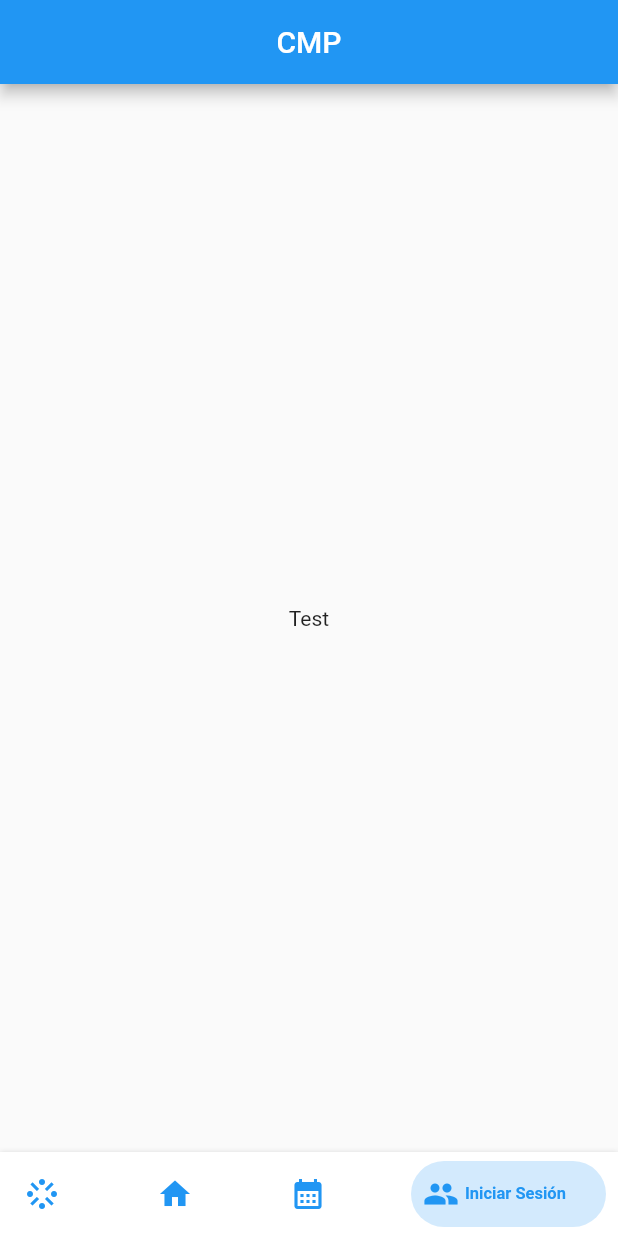
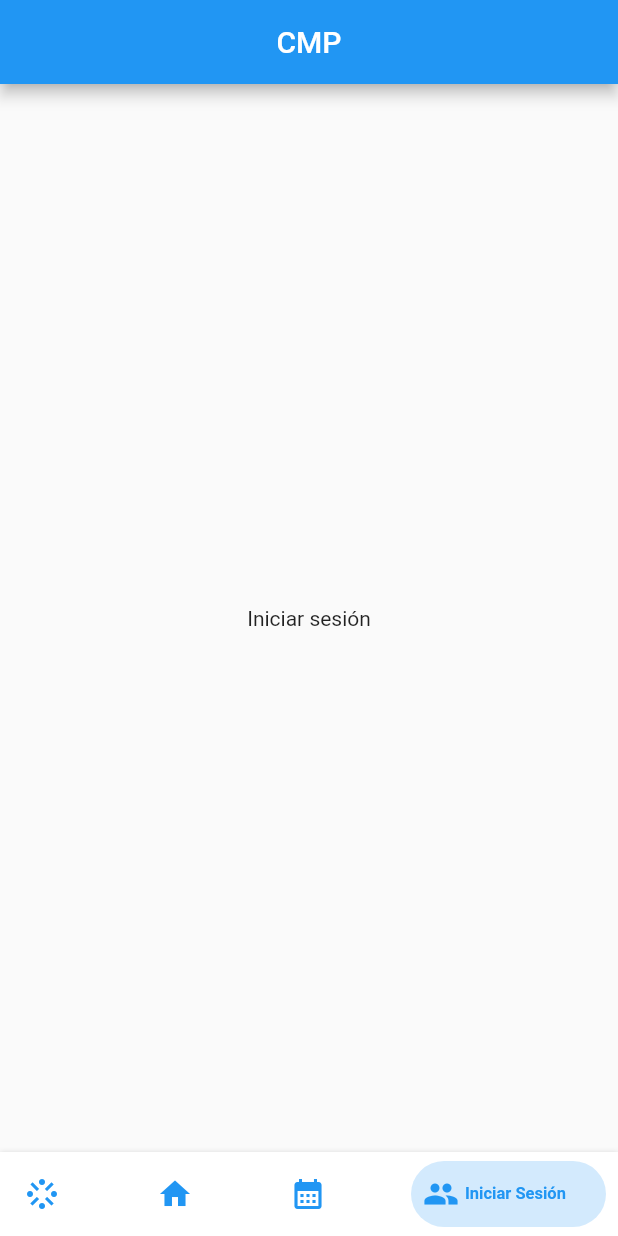
Before and after one commit to than-cr/CMP_APP, a Flutter app: the screen it shows after launch, item 4 of the bottom bar chosen, on a phone screen of 412 x 824 dp. Run offline on Flutter 3.47's test engine with Material 2 defaults, Android fonts, the phone set to English and light mode, and no system bars; drawn by our look-alikes of bottom_navy_bar; our stand-ins replace syncfusion_flutter_calendar; missing offline and left inert: social_embed_webview.

Commit message:
CMP-003 : Login

```diff
--- a/lib/screens/home_screen.dart
+++ b/lib/screens/home_screen.dart
@@ -55,7 +55,7 @@ class _HomeScreen extends State<HomeScreen> {
     ),
     Scaffold(
       body: Center(
-        child: Text('Test'),
+        child: Text('Iniciar sesión'),
       ),
     )
   ];
```
